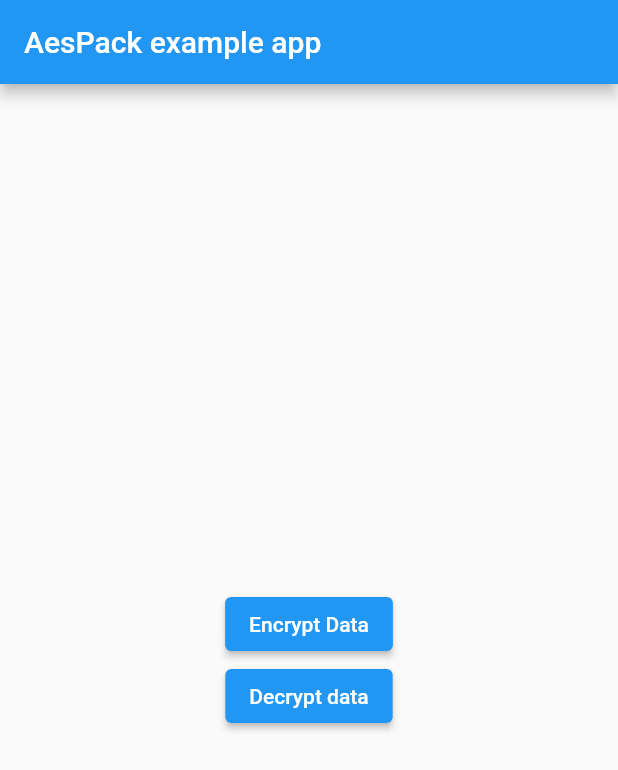
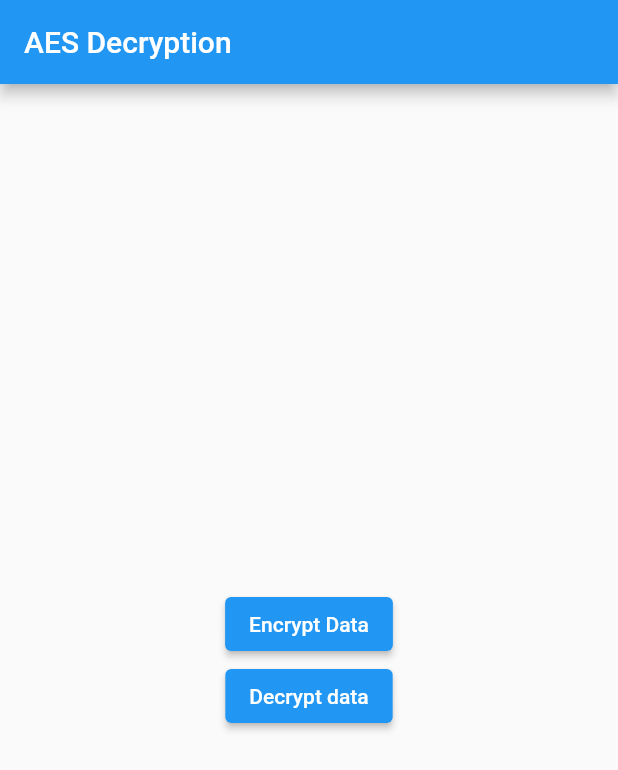
Before and after one commit to ChanakaDev/aes_decryption, a Flutter app: the screen it shows after launch, after a tap on "Decrypt data", on a phone screen of 412 x 824 dp. Shown: the top 770 px of the screen. Run offline on Flutter 3.47's test engine with Material 2 defaults, Android fonts, the phone set to English and light mode, and no system bars; missing offline and left inert: encrypt.

Commit message:
Updated the credentials for decryption

```diff
--- a/lib/main.dart
+++ b/lib/main.dart
@@ -19,8 +19,8 @@ class MyApp extends StatefulWidget {
 }
 
 class _MyAppState extends State<MyApp> {
-  final key = enc.Key.fromUtf8('4f1aaae66406e358');
-  final iv = enc.IV.fromUtf8('df1e180949793972');
+  final key = enc.Key.fromUtf8('5f53bf8253c088a8');
+  final iv = enc.IV.fromUtf8('503baa1fee350f86');
 
   // variables to hold plain text and the chipher text
   String _encyrptedString = '';
@@ -33,7 +33,8 @@ class _MyAppState extends State<MyApp> {
     try {
       // Encryption
       String plainText = 'Chanaka';
-      final encrypter = enc.Encrypter(enc.AES(key, mode: enc.AESMode.cbc, padding: 'PKCS7'));
+      final encrypter =
+          enc.Encrypter(enc.AES(key, mode: enc.AESMode.cbc, padding: 'PKCS7'));
       final encrypted = encrypter.encrypt(plainText, iv: iv);
       encryptedText = encrypted.base64;
     } on Exception catch (e) {
@@ -53,7 +54,7 @@ class _MyAppState extends State<MyApp> {
 
     try {
       final decrypter =
-          enc.Encrypter(enc.AES(key, mode: enc.AESMode.cbc,padding: 'PKCS7'));
+          enc.Encrypter(enc.AES(key, mode: enc.AESMode.cbc, padding: 'PKCS7'));
       final decrypted =
           decrypter.decryptBytes(Encrypted.from64(chipherText), iv: iv);
       decryptedString = utf8.decode(decrypted);
@@ -71,7 +72,7 @@ class _MyAppState extends State<MyApp> {
     return MaterialApp(
       home: Scaffold(
         appBar: AppBar(
-          title: const Text('AesPack example app'),
+          title: const Text('AES Decryption'),
         ),
         body: Center(
           child: Column(
@@ -89,7 +90,7 @@ class _MyAppState extends State<MyApp> {
               // Button to decrypt the data
               ElevatedButton(
                 onPressed: () async {
-                  await dencryptingData("AA+WdcgTaGRNC59C9sJEvg==");
+                  await dencryptingData("qWO93BwPURBMSiIXXCSMgw==");
                   print("Decrypted data: $_decryptedString");
                 },
                 child: const Text("Decrypt data"),
```
